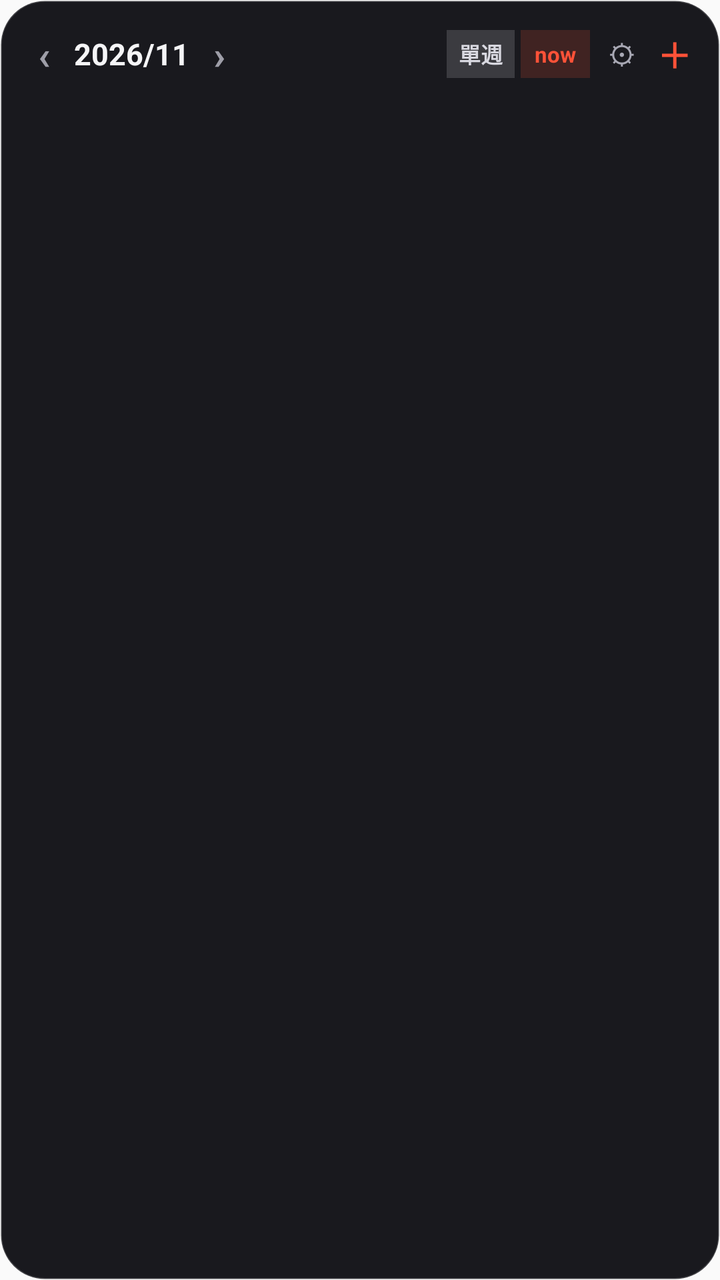
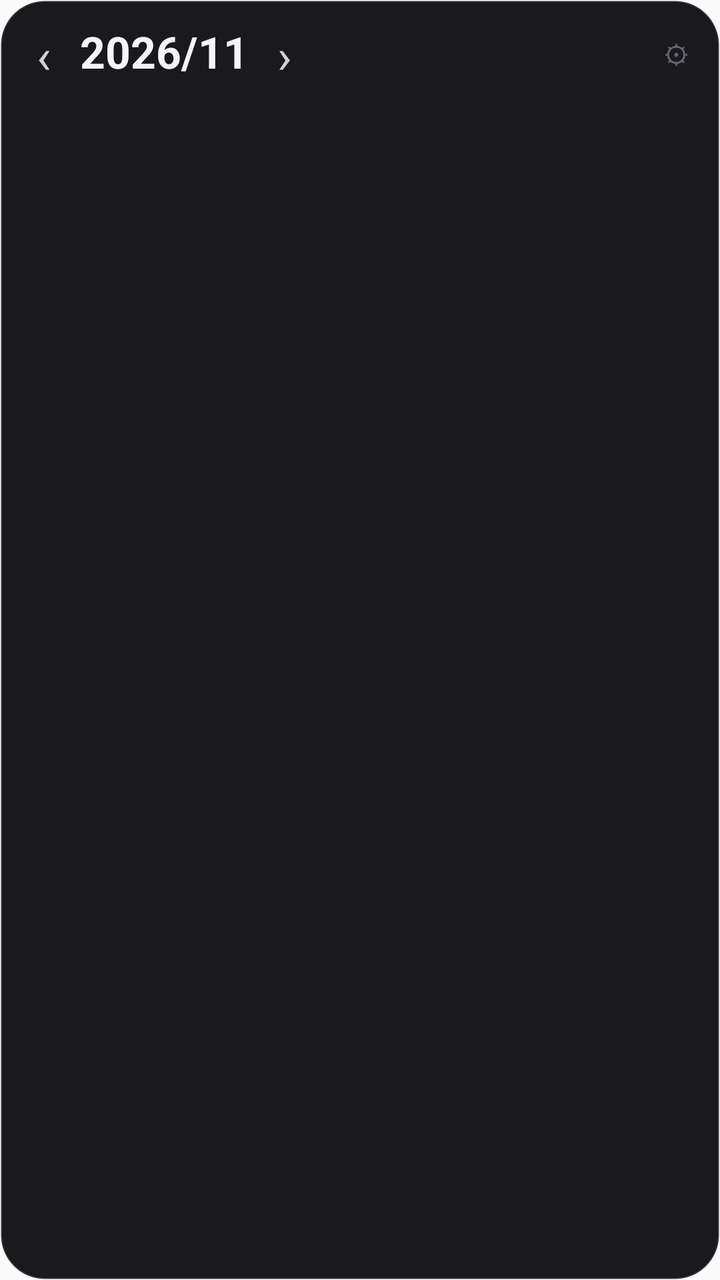

Compare the two renders of this Android layout. The source of the first and the diff that turns it into the second are given below.
<!-- AndroidManifest.xml: application theme Theme.DXCalendar -->
<!-- res/layout/widget_month_canvas.xml -->
<?xml version="1.0" encoding="utf-8"?>
<FrameLayout xmlns:android="http://schemas.android.com/apk/res/android"
    android:id="@+id/widget_root"
    android:layout_width="match_parent"
    android:layout_height="match_parent"
    android:background="@android:color/transparent">

    
    <ImageView
        android:id="@+id/widget_bg_layer"
        android:layout_width="match_parent"
        android:layout_height="match_parent"
        android:importantForAccessibility="no"
        android:scaleType="fitXY"
        android:src="@drawable/bg_widget_dark_solid" />

    <LinearLayout
        android:layout_width="match_parent"
        android:layout_height="match_parent"
        android:orientation="vertical"
        android:padding="10dp">

        <LinearLayout
            android:layout_width="match_parent"
            android:layout_height="34dp"
            android:gravity="center_vertical"
            android:orientation="horizontal">

            <TextView
                android:id="@+id/btn_widget_prev"
                android:layout_width="24dp"
                android:layout_height="28dp"
                android:gravity="center"
                android:text="‹"
                android:textColor="#FF9E9EA8"
                android:textSize="20sp"
                android:textStyle="bold" />

            <TextView
                android:id="@+id/widget_month_title"
                android:layout_width="wrap_content"
                android:layout_height="wrap_content"
                android:paddingHorizontal="3dp"
                android:text="2026/11"
                android:textColor="#FFF5F5F7"
                android:textSize="15sp"
                android:textStyle="bold" />

            <TextView
                android:id="@+id/btn_widget_next"
                android:layout_width="24dp"
                android:layout_height="28dp"
                android:gravity="center"
                android:text="›"
                android:textColor="#FF9E9EA8"
                android:textSize="20sp"
                android:textStyle="bold" />

            <TextView
                android:layout_width="0dp"
                android:layout_height="1dp"
                android:layout_weight="1" />

            <TextView
                android:id="@+id/btn_widget_mode"
                android:layout_width="wrap_content"
                android:layout_height="24dp"
                android:layout_marginEnd="3dp"
                android:background="#26FFFFFF"
                android:gravity="center"
                android:paddingHorizontal="6dp"
                android:text="單週"
                android:textColor="#FFD8D8E0"
                android:textSize="11sp"
                android:textStyle="bold" />

            <TextView
                android:id="@+id/btn_widget_today"
                android:layout_width="wrap_content"
                android:layout_height="24dp"
                android:layout_marginEnd="3dp"
                android:background="#2BFF5238"
                android:gravity="center"
                android:paddingHorizontal="7dp"
                android:text="now"
                android:textColor="#FFFF5238"
                android:textSize="11sp"
                android:textStyle="bold" />

            <TextView
                android:id="@+id/btn_widget_config"
                android:layout_width="26dp"
                android:layout_height="28dp"
                android:gravity="center"
                android:text="⚙"
                android:textColor="#FFA8A8B4"
                android:textSize="14sp" />

            <TextView
                android:id="@+id/btn_widget_add"
                android:layout_width="26dp"
                android:layout_height="28dp"
                android:gravity="center"
                android:text="＋"
                android:textColor="#FFFF5238"
                android:textSize="17sp"
                android:textStyle="bold" />
        </LinearLayout>

        <FrameLayout
            android:layout_width="match_parent"
            android:layout_height="0dp"
            android:layout_weight="1">

            <ImageView
                android:id="@+id/widget_canvas_img"
                android:layout_width="match_parent"
                android:layout_height="match_parent"
                android:contentDescription="月曆與單週視圖"
                android:scaleType="fitXY" />

            
            <LinearLayout
                android:id="@+id/widget_month_tap_grid"
                android:layout_width="match_parent"
                android:layout_height="match_parent"
                android:orientation="vertical"
                android:paddingTop="22dp">
                <LinearLayout android:id="@+id/widget_row_0" android:layout_width="match_parent" android:layout_height="0dp" android:layout_weight="1" android:orientation="horizontal">
                    <TextView android:id="@+id/widget_cell_00" android:layout_width="0dp" android:layout_height="match_parent" android:layout_weight="1" android:background="@android:color/transparent" />
                    <TextView android:id="@+id/widget_cell_01" android:layout_width="0dp" android:layout_height="match_parent" android:layout_weight="1" android:background="@android:color/transparent" />
                    <TextView android:id="@+id/widget_cell_02" android:layout_width="0dp" android:layout_height="match_parent" android:layout_weight="1" android:background="@android:color/transparent" />
                    <TextView android:id="@+id/widget_cell_03" android:layout_width="0dp" android:layout_height="match_parent" android:layout_weight="1" android:background="@android:color/transparent" />
                    <TextView android:id="@+id/widget_cell_04" android:layout_width="0dp" android:layout_height="match_parent" android:layout_weight="1" android:background="@android:color/transparent" />
                    <TextView android:id="@+id/widget_cell_05" android:layout_width="0dp" android:layout_height="match_parent" android:layout_weight="1" android:background="@android:color/transparent" />
                    <TextView android:id="@+id/widget_cell_06" android:layout_width="0dp" android:layout_height="match_parent" android:layout_weight="1" android:background="@android:color/transparent" />
                </LinearLayout>
                <TextView android:id="@+id/widget_row_expand_0" android:layout_width="match_parent" android:layout_height="0dp" android:layout_weight="3" android:background="@android:color/transparent" android:visibility="gone" />

                <LinearLayout android:id="@+id/widget_row_1" android:layout_width="match_parent" android:layout_height="0dp" android:layout_weight="1" android:orientation="horizontal">
                    <TextView android:id="@+id/widget_cell_07" android:layout_width="0dp" android:layout_height="match_parent" android:layout_weight="1" android:background="@android:color/transparent" />
                    <TextView android:id="@+id/widget_cell_08" android:layout_width="0dp" android:layout_height="match_parent" android:layout_weight="1" android:background="@android:color/transparent" />
                    <TextView android:id="@+id/widget_cell_09" android:layout_width="0dp" android:layout_height="match_parent" android:layout_weight="1" android:background="@android:color/transparent" />
                    <TextView android:id="@+id/widget_cell_10" android:layout_width="0dp" android:layout_height="match_parent" android:layout_weight="1" android:background="@android:color/transparent" />
                    <TextView android:id="@+id/widget_cell_11" android:layout_width="0dp" android:layout_height="match_parent" android:layout_weight="1" android:background="@android:color/transparent" />
                    <TextView android:id="@+id/widget_cell_12" android:layout_width="0dp" android:layout_height="match_parent" android:layout_weight="1" android:background="@android:color/transparent" />
                    <TextView android:id="@+id/widget_cell_13" android:layout_width="0dp" android:layout_height="match_parent" android:layout_weight="1" android:background="@android:color/transparent" />
                </LinearLayout>
                <TextView android:id="@+id/widget_row_expand_1" android:layout_width="match_parent" android:layout_height="0dp" android:layout_weight="3" android:background="@android:color/transparent" android:visibility="gone" />

                <LinearLayout android:id="@+id/widget_row_2" android:layout_width="match_parent" android:layout_height="0dp" android:layout_weight="1" android:orientation="horizontal">
                    <TextView android:id="@+id/widget_cell_14" android:layout_width="0dp" android:layout_height="match_parent" android:layout_weight="1" android:background="@android:color/transparent" />
                    <TextView android:id="@+id/widget_cell_15" android:layout_width="0dp" android:layout_height="match_parent" android:layout_weight="1" android:background="@android:color/transparent" />
                    <TextView android:id="@+id/widget_cell_16" android:layout_width="0dp" android:layout_height="match_parent" android:layout_weight="1" android:background="@android:color/transparent" />
                    <TextView android:id="@+id/widget_cell_17" android:layout_width="0dp" android:layout_height="match_parent" android:layout_weight="1" android:background="@android:color/transparent" />
                    <TextView android:id="@+id/widget_cell_18" android:layout_width="0dp" android:layout_height="match_parent" android:layout_weight="1" android:background="@android:color/transparent" />
                    <TextView android:id="@+id/widget_cell_19" android:layout_width="0dp" android:layout_height="match_parent" android:layout_weight="1" android:background="@android:color/transparent" />
                    <TextView android:id="@+id/widget_cell_20" android:layout_width="0dp" android:layout_height="match_parent" android:layout_weight="1" android:background="@android:color/transparent" />
                </LinearLayout>
                <TextView android:id="@+id/widget_row_expand_2" android:layout_width="match_parent" android:layout_height="0dp" android:layout_weight="3" android:background="@android:color/transparent" android:visibility="gone" />

                <LinearLayout android:id="@+id/widget_row_3" android:layout_width="match_parent" android:layout_height="0dp" android:layout_weight="1" android:orientation="horizontal">
                    <TextView android:id="@+id/widget_cell_21" android:layout_width="0dp" android:layout_height="match_parent" android:layout_weight="1" android:background="@android:color/transparent" />
                    <TextView android:id="@+id/widget_cell_22" android:layout_width="0dp" android:layout_height="match_parent" android:layout_weight="1" android:background="@android:color/transparent" />
                    <TextView android:id="@+id/widget_cell_23" android:layout_width="0dp" android:layout_height="match_parent" android:layout_weight="1" android:background="@android:color/transparent" />
                    <TextView android:id="@+id/widget_cell_24" android:layout_width="0dp" android:layout_height="match_parent" android:layout_weight="1" android:background="@android:color/transparent" />
                    <TextView android:id="@+id/widget_cell_25" android:layout_width="0dp" android:layout_height="match_parent" android:layout_weight="1" android:background="@android:color/transparent" />
                    <TextView android:id="@+id/widget_cell_26" android:layout_width="0dp" android:layout_height="match_parent" android:layout_weight="1" android:background="@android:color/transparent" />
                    <TextView android:id="@+id/widget_cell_27" android:layout_width="0dp" android:layout_height="match_parent" android:layout_weight="1" android:background="@android:color/transparent" />
                </LinearLayout>
                <TextView android:id="@+id/widget_row_expand_3" android:layout_width="match_parent" android:layout_height="0dp" android:layout_weight="3" android:background="@android:color/transparent" android:visibility="gone" />

                <LinearLayout android:id="@+id/widget_row_4" android:layout_width="match_parent" android:layout_height="0dp" android:layout_weight="1" android:orientation="horizontal">
                    <TextView android:id="@+id/widget_cell_28" android:layout_width="0dp" android:layout_height="match_parent" android:layout_weight="1" android:background="@android:color/transparent" />
                    <TextView android:id="@+id/widget_cell_29" android:layout_width="0dp" android:layout_height="match_parent" android:layout_weight="1" android:background="@android:color/transparent" />
                    <TextView android:id="@+id/widget_cell_30" android:layout_width="0dp" android:layout_height="match_parent" android:layout_weight="1" android:background="@android:color/transparent" />
                    <TextView android:id="@+id/widget_cell_31" android:layout_width="0dp" android:layout_height="match_parent" android:layout_weight="1" android:background="@android:color/transparent" />
                    <TextView android:id="@+id/widget_cell_32" android:layout_width="0dp" android:layout_height="match_parent" android:layout_weight="1" android:background="@android:color/transparent" />
                    <TextView android:id="@+id/widget_cell_33" android:layout_width="0dp" android:layout_height="match_parent" android:layout_weight="1" android:background="@android:color/transparent" />
                    <TextView android:id="@+id/widget_cell_34" android:layout_width="0dp" android:layout_height="match_parent" android:layout_weight="1" android:background="@android:color/transparent" />
                </LinearLayout>
                <TextView android:id="@+id/widget_row_expand_4" android:layout_width="match_parent" android:layout_height="0dp" android:layout_weight="3" android:background="@android:color/transparent" android:visibility="gone" />

                <LinearLayout android:id="@+id/widget_row_5" android:layout_width="match_parent" android:layout_height="0dp" android:layout_weight="1" android:orientation="horizontal">
                    <TextView android:id="@+id/widget_cell_35" android:layout_width="0dp" android:layout_height="match_parent" android:layout_weight="1" android:background="@android:color/transparent" />
                    <TextView android:id="@+id/widget_cell_36" android:layout_width="0dp" android:layout_height="match_parent" android:layout_weight="1" android:background="@android:color/transparent" />
                    <TextView android:id="@+id/widget_cell_37" android:layout_width="0dp" android:layout_height="match_parent" android:layout_weight="1" android:background="@android:color/transparent" />
                    <TextView android:id="@+id/widget_cell_38" android:layout_width="0dp" android:layout_height="match_parent" android:layout_weight="1" android:background="@android:color/transparent" />
                    <TextView android:id="@+id/widget_cell_39" android:layout_width="0dp" android:layout_height="match_parent" android:layout_weight="1" android:background="@android:color/transparent" />
                    <TextView android:id="@+id/widget_cell_40" android:layout_width="0dp" android:layout_height="match_parent" android:layout_weight="1" android:background="@android:color/transparent" />
                    <TextView android:id="@+id/widget_cell_41" android:layout_width="0dp" android:layout_height="match_parent" android:layout_weight="1" android:background="@android:color/transparent" />
                </LinearLayout>
                <TextView android:id="@+id/widget_row_expand_5" android:layout_width="match_parent" android:layout_height="0dp" android:layout_weight="3" android:background="@android:color/transparent" android:visibility="gone" />
            </LinearLayout>

            
            <LinearLayout
                android:id="@+id/widget_week_tap_row"
                android:layout_width="match_parent"
                android:layout_height="58dp"
                android:orientation="horizontal"
                android:paddingTop="14dp"
                android:visibility="gone">
                <TextView android:id="@+id/widget_week_cell_0" android:layout_width="0dp" android:layout_height="match_parent" android:layout_weight="1" android:background="@android:color/transparent" />
                <TextView android:id="@+id/widget_week_cell_1" android:layout_width="0dp" android:layout_height="match_parent" android:layout_weight="1" android:background="@android:color/transparent" />
                <TextView android:id="@+id/widget_week_cell_2" android:layout_width="0dp" android:layout_height="match_parent" android:layout_weight="1" android:background="@android:color/transparent" />
                <TextView android:id="@+id/widget_week_cell_3" android:layout_width="0dp" android:layout_height="match_parent" android:layout_weight="1" android:background="@android:color/transparent" />
                <TextView android:id="@+id/widget_week_cell_4" android:layout_width="0dp" android:layout_height="match_parent" android:layout_weight="1" android:background="@android:color/transparent" />
                <TextView android:id="@+id/widget_week_cell_5" android:layout_width="0dp" android:layout_height="match_parent" android:layout_weight="1" android:background="@android:color/transparent" />
                <TextView android:id="@+id/widget_week_cell_6" android:layout_width="0dp" android:layout_height="match_parent" android:layout_weight="1" android:background="@android:color/transparent" />
            </LinearLayout>
        </FrameLayout>
    </LinearLayout>
</FrameLayout>
<!-- resources referenced by this layout -->
<resources>
  <!-- drawable bg_widget_dark_solid (drawable) -->
  <?xml version="1.0" encoding="utf-8"?>
  <shape xmlns:android="http://schemas.android.com/apk/res/android"
      android:shape="rectangle">
      <solid android:color="#FF19191E" />
      <corners android:radius="22dp" />
      <stroke android:width="1dp" android:color="#2EFFFFFF" />
  </shape>
  <style name="Theme.DXCalendar" parent="Theme.AppCompat.DayNight.NoActionBar">
          <item name="android:statusBarColor">@android:color/transparent</item>
          <item name="android:navigationBarColor">@android:color/transparent</item>
      </style>
</resources>

<!-- the commit's change to res/layout/widget_month_canvas.xml (unified diff, before → after) -->
@@ -18,43 +18,45 @@
         android:layout_width="match_parent"
         android:layout_height="match_parent"
         android:orientation="vertical"
-        android:padding="10dp">
+        android:paddingStart="10dp"
+        android:paddingTop="8dp"
+        android:paddingEnd="10dp"
+        android:paddingBottom="8dp">
 
         <LinearLayout
             android:layout_width="match_parent"
-            android:layout_height="34dp"
+            android:layout_height="38dp"
             android:gravity="center_vertical"
             android:orientation="horizontal">
 
             <TextView
                 android:id="@+id/btn_widget_prev"
                 android:layout_width="24dp"
-                android:layout_height="28dp"
+                android:layout_height="32dp"
                 android:gravity="center"
                 android:text="‹"
-                android:textColor="#FF9E9EA8"
-                android:textSize="20sp"
-                android:textStyle="bold" />
+                android:textColor="#CCFFFFFF"
+                android:textSize="24sp" />
 
             <TextView
                 android:id="@+id/widget_month_title"
                 android:layout_width="wrap_content"
                 android:layout_height="wrap_content"
-                android:paddingHorizontal="3dp"
+                android:includeFontPadding="false"
+                android:paddingHorizontal="6dp"
                 android:text="2026/11"
                 android:textColor="#FFF5F5F7"
-                android:textSize="15sp"
+                android:textSize="22sp"
                 android:textStyle="bold" />
 
             <TextView
                 android:id="@+id/btn_widget_next"
                 android:layout_width="24dp"
-                android:layout_height="28dp"
+                android:layout_height="32dp"
                 android:gravity="center"
                 android:text="›"
-                android:textColor="#FF9E9EA8"
-                android:textSize="20sp"
-                android:textStyle="bold" />
+                android:textColor="#CCFFFFFF"
+                android:textSize="24sp" />
 
             <TextView
                 android:layout_width="0dp"
@@ -64,47 +66,51 @@
             <TextView
                 android:id="@+id/btn_widget_mode"
                 android:layout_width="wrap_content"
-                android:layout_height="24dp"
+                android:layout_height="22dp"
                 android:layout_marginEnd="3dp"
                 android:background="#26FFFFFF"
                 android:gravity="center"
                 android:paddingHorizontal="6dp"
-                android:text="單週"
+                android:text="全月"
                 android:textColor="#FFD8D8E0"
                 android:textSize="11sp"
-                android:textStyle="bold" />
+                android:textStyle="bold"
+                android:visibility="gone" />
 
             <TextView
                 android:id="@+id/btn_widget_today"
                 android:layout_width="wrap_content"
-                android:layout_height="24dp"
-                android:layout_marginEnd="3dp"
+                android:layout_height="22dp"
+                android:layout_marginEnd="2dp"
                 android:background="#2BFF5238"
                 android:gravity="center"
-                android:paddingHorizontal="7dp"
-                android:text="now"
+                android:paddingHorizontal="6dp"
+                android:text="今"
                 android:textColor="#FFFF5238"
                 android:textSize="11sp"
-                android:textStyle="bold" />
+                android:textStyle="bold"
+                android:visibility="gone" />
 
             <TextView
                 android:id="@+id/btn_widget_config"
-                android:layout_width="26dp"
+                android:layout_width="24dp"
                 android:layout_height="28dp"
+                android:alpha="0.55"
                 android:gravity="center"
                 android:text="⚙"
                 android:textColor="#FFA8A8B4"
-                android:textSize="14sp" />
+                android:textSize="13sp" />
 
             <TextView
                 android:id="@+id/btn_widget_add"
-                android:layout_width="26dp"
+                android:layout_width="24dp"
                 android:layout_height="28dp"
                 android:gravity="center"
                 android:text="＋"
                 android:textColor="#FFFF5238"
                 android:textSize="17sp"
-                android:textStyle="bold" />
+                android:textStyle="bold"
+                android:visibility="gone" />
         </LinearLayout>
 
         <FrameLayout
